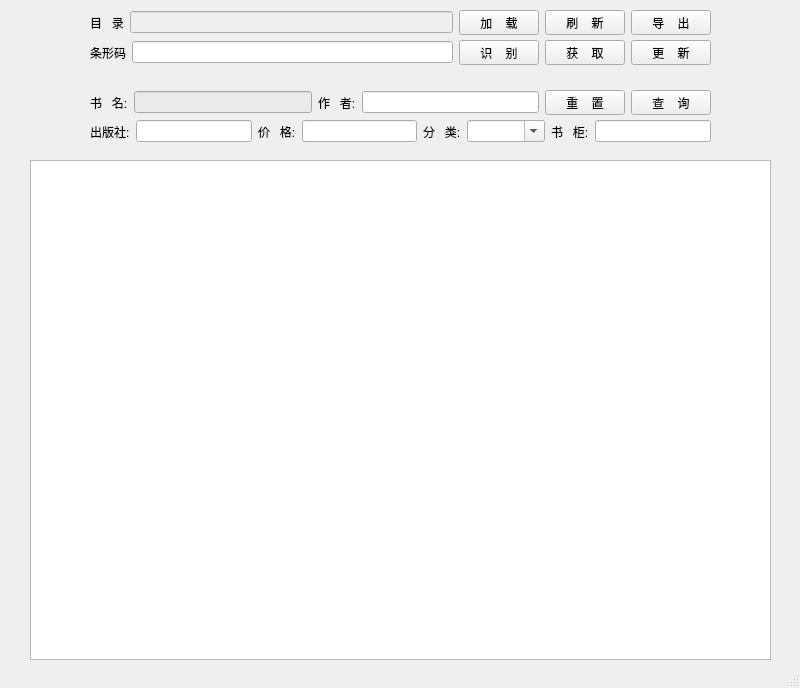
Before: the Qt Designer form tools/BookList.ui in etony/myPyTool, drawn with Qt 5.
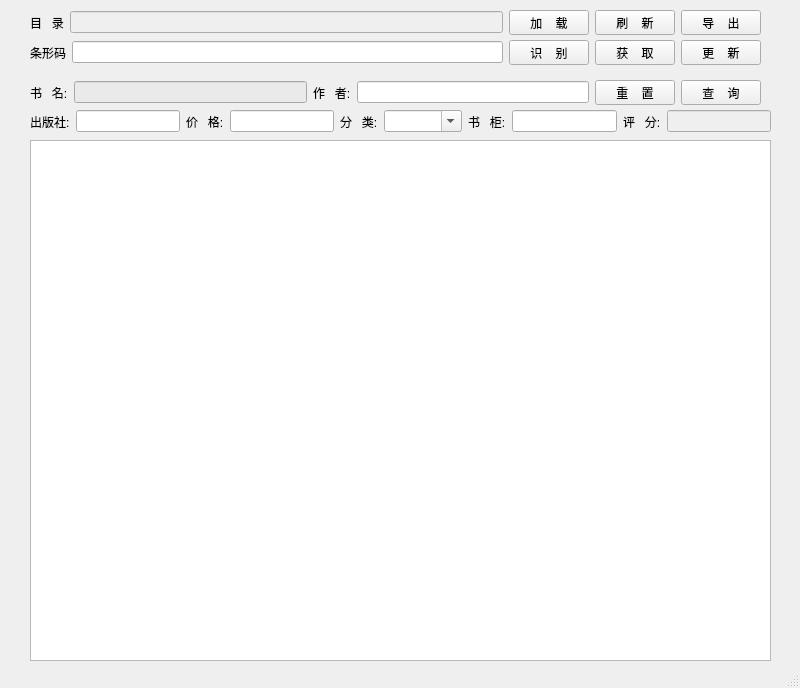
After: the same form once the commit is applied.

```diff
--- a/tools/BookList.ui
+++ b/tools/BookList.ui
@@ -18,9 +18,9 @@
     <property name="geometry">
      <rect>
       <x>30</x>
-      <y>160</y>
+      <y>140</y>
       <width>741</width>
-      <height>500</height>
+      <height>521</height>
      </rect>
     </property>
     <property name="toolTip">
@@ -39,9 +39,9 @@
    <widget class="QWidget" name="layoutWidget">
     <property name="geometry">
      <rect>
-      <x>90</x>
+      <x>30</x>
       <y>10</y>
-      <width>621</width>
+      <width>731</width>
       <height>25</height>
      </rect>
     </property>
@@ -107,9 +107,9 @@
    <widget class="QWidget" name="layoutWidget">
     <property name="geometry">
      <rect>
-      <x>90</x>
-      <y>90</y>
-      <width>621</width>
+      <x>30</x>
+      <y>80</y>
+      <width>731</width>
       <height>25</height>
      </rect>
     </property>
@@ -167,9 +167,9 @@
    <widget class="QWidget" name="layoutWidget">
     <property name="geometry">
      <rect>
-      <x>90</x>
-      <y>120</y>
-      <width>621</width>
+      <x>30</x>
+      <y>110</y>
+      <width>741</width>
       <height>23</height>
      </rect>
     </property>
@@ -236,14 +236,28 @@
      <item>
       <widget class="QLineEdit" name="le_bookshelf"/>
      </item>
+     <item>
+      <widget class="QLabel" name="label_9">
+       <property name="text">
+        <string>评   分:</string>
+       </property>
+      </widget>
+     </item>
+     <item>
+      <widget class="QLineEdit" name="le_average">
+       <property name="enabled">
+        <bool>false</bool>
+       </property>
+      </widget>
+     </item>
     </layout>
    </widget>
    <widget class="QWidget" name="layoutWidget">
     <property name="geometry">
      <rect>
-      <x>90</x>
+      <x>30</x>
       <y>40</y>
-      <width>621</width>
+      <width>731</width>
       <height>25</height>
      </rect>
     </property>
```
